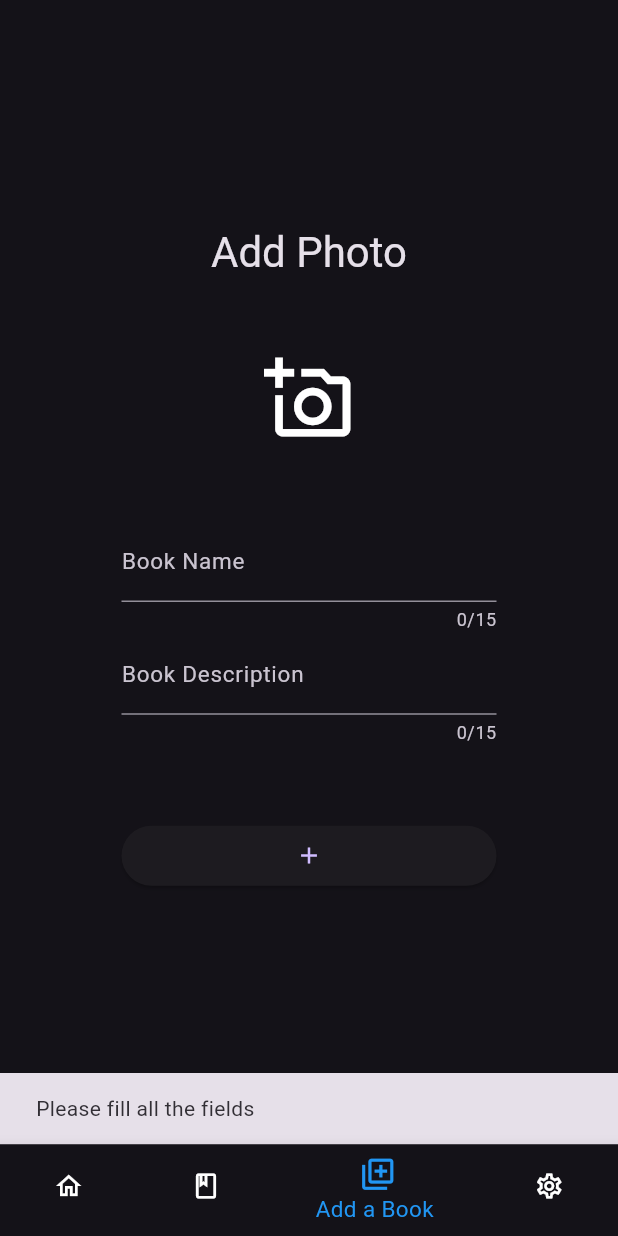
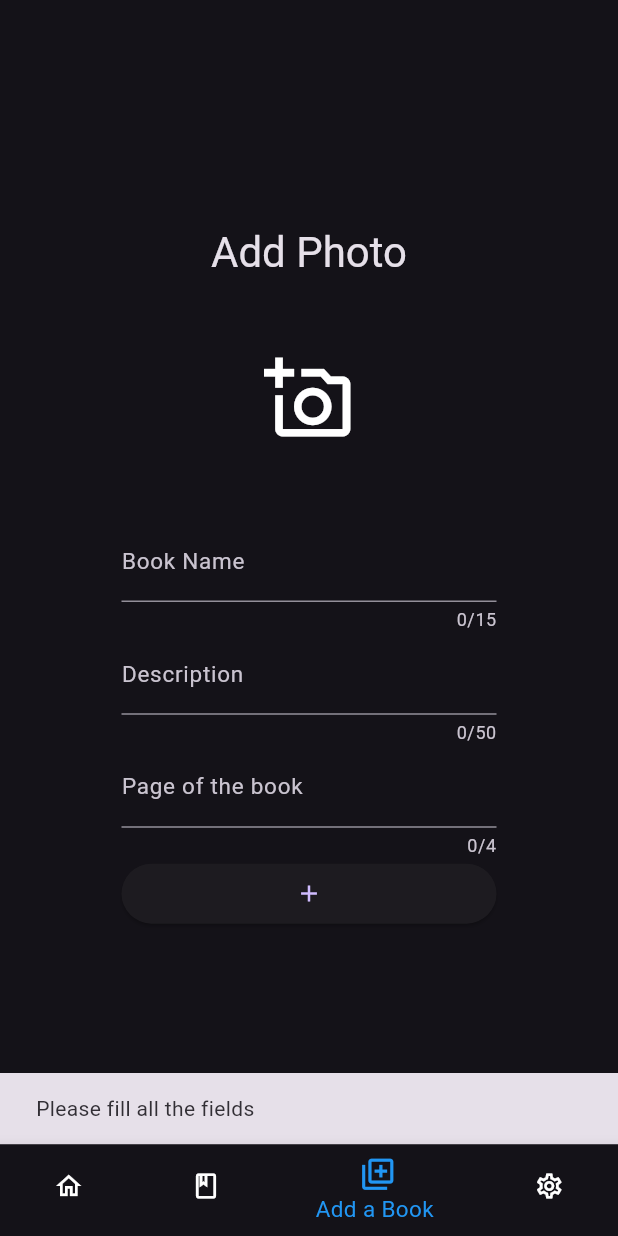
Before and after one commit to jazherine/read_ranger, a Flutter app: the screen it shows after launch, item 3 of the bottom bar chosen, after a tap on the "add" icon, on a phone screen of 412 x 824 dp. Run offline on Flutter 3.47's test engine with Material 3 defaults, Android fonts, the phone set to English and light mode, and no system bars; our stand-ins replace flutter_riverpod, hexcolor, image_picker, isar, lottie, riverpod_annotation and 1 more; accounts and stored records are empty; generated files the repository leaves out were written again.

Commit message:
pages added and design changed

```diff
--- a/lib/Features/Add_Abook/Add_a_BookView.dart
+++ b/lib/Features/Add_Abook/Add_a_BookView.dart
@@ -24,12 +24,14 @@ class _AddaBookViewState extends ConsumerState<AddaBookView> {
 
   late TextEditingController booknameController;
   late TextEditingController descriptionController;
+  late TextEditingController bookPageController;
 
   @override
   void initState() {
     // TODO: implement initState
     super.initState();
     booknameController = TextEditingController();
+    bookPageController = TextEditingController();
     descriptionController = TextEditingController();
   }
 
@@ -39,6 +41,7 @@ class _AddaBookViewState extends ConsumerState<AddaBookView> {
     super.dispose();
     booknameController.dispose();
     descriptionController.dispose();
+    bookPageController.dispose();
   }
 
   @override
@@ -78,7 +81,8 @@ class _AddaBookViewState extends ConsumerState<AddaBookView> {
       SizedBox(
         height: 50,
       ),
-      // Book Name
+      Column(
+        children: [
           SizedBox(
             width: 250,
             child: TextField(
@@ -96,9 +100,9 @@ class _AddaBookViewState extends ConsumerState<AddaBookView> {
           SizedBox(
             width: 250,
             child: TextField(
-          maxLength: 15,
+              maxLength: 50,
               decoration: InputDecoration(
-            labelText: "Book Description",
+                labelText: "Description ",
                 hintText: "like a brief description of the book",
                 hintStyle: TextStyle(fontSize: 12),
                 labelStyle: TextStyle(fontSize: 15),
@@ -106,8 +110,20 @@ class _AddaBookViewState extends ConsumerState<AddaBookView> {
               controller: descriptionController,
             ),
           ),
+
           SizedBox(
-        height: 50,
+            width: 250,
+            child: TextField(
+              maxLength: 4,
+              keyboardType: TextInputType.number,
+              decoration: InputDecoration(
+                labelText: "Page of the book",
+                hintText: " Enter the number of pages of the book",
+                hintStyle: TextStyle(fontSize: 12),
+                labelStyle: TextStyle(fontSize: 15),
+              ),
+              controller: bookPageController,
+            ),
           ),
 
           //  BUTON
@@ -116,11 +132,15 @@ class _AddaBookViewState extends ConsumerState<AddaBookView> {
               width: 250,
               child: ElevatedButton(
                 onPressed: () {
-              if (booknameController.text.isEmpty || descriptionController.text.isEmpty || _selectedimageFile == null) {
+                  if (booknameController.text.isEmpty ||
+                      descriptionController.text.isEmpty ||
+                      _selectedimageFile == null ||
+                      bookPageController.text.isEmpty) {
                     ScaffoldMessenger.of(context).showSnackBar(SnackBar(content: Text("Please fill all the fields")));
                     return;
                   } else {
                     _databaseService.addBookModels(BookModel(
+                      bookPages: bookPageController.text,
                       bookName: booknameController.text,
                       description: descriptionController.text,
                       imagePath: _selectedimageFile!.path,
@@ -133,7 +153,9 @@ class _AddaBookViewState extends ConsumerState<AddaBookView> {
                   }
                 },
                 child: Icon(Icons.add_outlined),
-          ))
+              )),
+        ],
+      )
     ]);
   }
 }
--- a/lib/Features/Add_Abook/BookModel.dart
+++ b/lib/Features/Add_Abook/BookModel.dart
@@ -9,8 +9,9 @@ class BookModel {
   String? bookName;
   String? description;
   String? imagePath;
+  String? bookPages;
   int? durationMinutes;
-  BookModel({this.bookName, this.description, this.imagePath, Duration? duration}) {
+  BookModel({this.bookName, this.description, this.bookPages, this.imagePath, Duration? duration}) {
     if (duration != null) {
       this.durationMinutes = duration.inMinutes;
     }
--- a/lib/main.dart
+++ b/lib/main.dart
@@ -1,4 +1,5 @@
 import 'package:flutter/material.dart';
+import 'package:flutter/services.dart';
 import 'package:flutter_riverpod/flutter_riverpod.dart';
 import 'package:read_ranger/Features/Add_Abook/BookModel.dart';
 
@@ -10,6 +11,8 @@ import 'package:read_ranger/Products/Services/database_service.dart';
 
 void main() {
   WidgetsFlutterBinding.ensureInitialized();
+  SystemChrome.setPreferredOrientations([DeviceOrientation.portraitUp, DeviceOrientation.portraitDown]);
+
   DatabaseService.init();
   runApp(ProviderScope(child: const MyApp()));
 }
```
Also changed, not shown: lib/Features/CardDetailView/CardDetailView.dart (+48 -13 lines), lib/Features/Add_Abook/BookModel.g.dart. Lines whose indentation alone changed are shown as unchanged.
